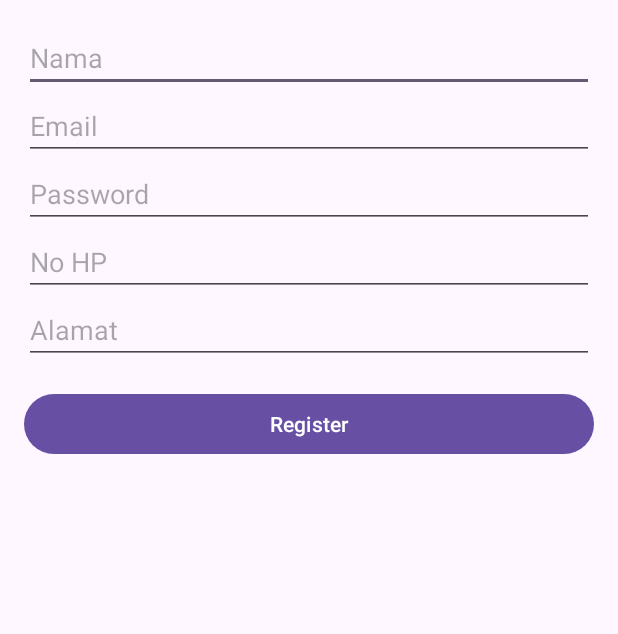
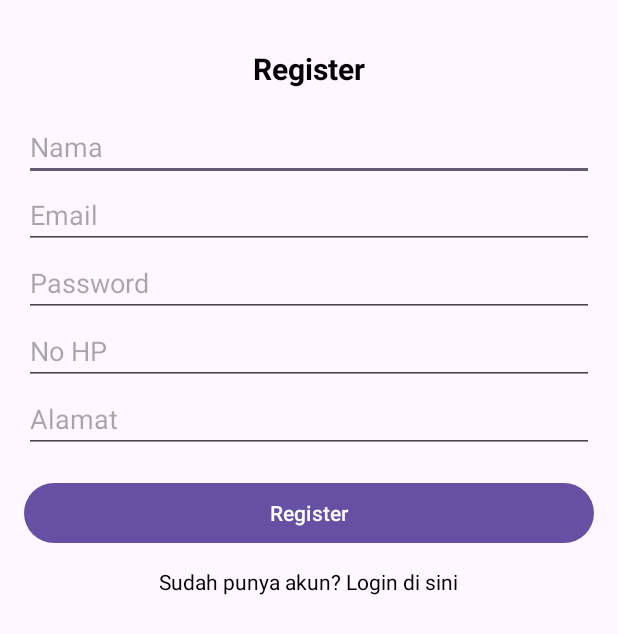
Before and after one commit to ShaffaDwiaji/Profile_App, an Android app: the RegisterActivity screen opened directly, with no data from a screen before it, on a phone screen of 412 x 824 dp. Shown: the top 634 px of the screen. Run offline under Robolectric (Android 15) with nearby library versions, the phone set to English and light mode, and no system bars.

Commit message:
Update | Menambahkan header, teks navigasi, dan tombol logout(kembali ke halaman login)

```diff
--- a/app/src/main/java/com/shaffadwiaji/profileapp/ui/LoginActivity.kt
+++ b/app/src/main/java/com/shaffadwiaji/profileapp/ui/LoginActivity.kt
@@ -26,6 +26,10 @@ class LoginActivity : AppCompatActivity() {
 
         binding.btnLogin.setOnClickListener {
             loginUser()
+        }
+
+        binding.tvToRegister.setOnClickListener {
+            startActivity(Intent(this, RegisterActivity::class.java))
         }
     }
 
--- a/app/src/main/java/com/shaffadwiaji/profileapp/ui/RegisterActivity.kt
+++ b/app/src/main/java/com/shaffadwiaji/profileapp/ui/RegisterActivity.kt
@@ -25,6 +25,10 @@ class RegisterActivity : AppCompatActivity() {
 
         binding.btnRegister.setOnClickListener {
             registerUser()
+        }
+
+        binding.tvToLogin.setOnClickListener {
+            startActivity(Intent(this, LoginActivity::class.java))
         }
     }
 
--- a/app/src/main/res/layout/activity_register.xml
+++ b/app/src/main/res/layout/activity_register.xml
@@ -8,6 +8,17 @@
         android:padding="16dp"
         android:layout_width="match_parent"
         android:layout_height="wrap_content">
+
+        <TextView
+            android:id="@+id/headerTitle"
+            android:layout_width="match_parent"
+            android:layout_height="wrap_content"
+            android:text="Register"
+            android:textSize="20sp"
+            android:textStyle="bold"
+            android:textColor="@android:color/black"
+            android:gravity="center"
+            android:padding="16dp"/>
 
         <EditText
             android:id="@+id/etName"
@@ -48,5 +59,16 @@
             android:layout_width="match_parent"
             android:layout_height="wrap_content"
             android:layout_marginTop="16dp"/>
+
+        <TextView
+            android:id="@+id/tvToLogin"
+            android:layout_width="wrap_content"
+            android:layout_height="wrap_content"
+            android:text="Sudah punya akun? Login di sini"
+            android:textColor="@color/black"
+            android:layout_gravity="center_horizontal"
+            android:paddingTop="12dp"
+            />
+
     </LinearLayout>
 </ScrollView>
```
Also changed, not shown: app/src/main/java/com/shaffadwiaji/profileapp/ui/HomeActivity.kt (+8 -0 lines), app/src/main/res/layout/activity_home.xml (+21 -0 lines), app/src/main/res/layout/activity_login.xml (+22 -0 lines), app/src/main/res/layout/activity_update.xml (+11 -0 lines).
